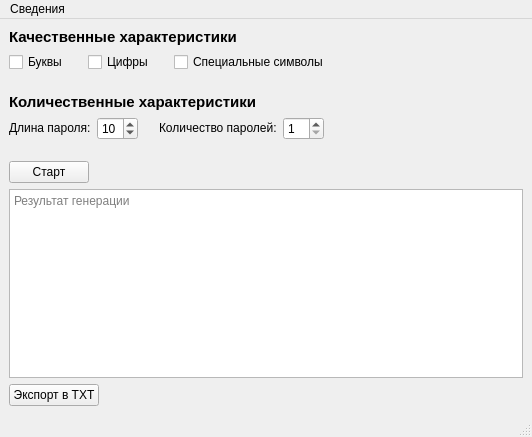
Ggorets0dev/lowinpg, file mainwindow.ui: the form before one commit.
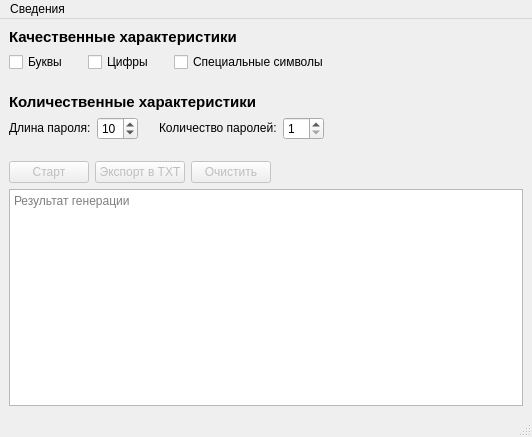
The form after the commit.

Commit message: v0.3.0: Added text edit cleanup button. cosmetic code improvements. Updated on/off functionality of buttons

```diff
--- a/mainwindow.ui
+++ b/mainwindow.ui
@@ -262,9 +262,11 @@
        </spacer>
       </item>
       <item>
-       <widget class="QPushButton" name="start_push_button">
+       <layout class="QHBoxLayout" name="horizontalLayout_3">
+        <item>
+         <widget class="QPushButton" name="startPushButton">
         <property name="enabled">
-         <bool>true</bool>
+           <bool>false</bool>
         </property>
         <property name="sizePolicy">
          <sizepolicy hsizetype="Fixed" vsizetype="Fixed">
@@ -278,7 +280,54 @@
        </widget>
       </item>
       <item>
-       <widget class="QTextEdit" name="generation_results_text_edit">
+         <widget class="QPushButton" name="exportPushButton">
+          <property name="enabled">
+           <bool>false</bool>
+          </property>
+          <property name="sizePolicy">
+           <sizepolicy hsizetype="Fixed" vsizetype="Fixed">
+            <horstretch>0</horstretch>
+            <verstretch>0</verstretch>
+           </sizepolicy>
+          </property>
+          <property name="text">
+           <string>Экспорт в TXT</string>
+          </property>
+         </widget>
+        </item>
+        <item>
+         <widget class="QPushButton" name="clearPushButton">
+          <property name="enabled">
+           <bool>false</bool>
+          </property>
+          <property name="sizePolicy">
+           <sizepolicy hsizetype="Fixed" vsizetype="Fixed">
+            <horstretch>0</horstretch>
+            <verstretch>0</verstretch>
+           </sizepolicy>
+          </property>
+          <property name="text">
+           <string>Очистить</string>
+          </property>
+         </widget>
+        </item>
+        <item>
+         <spacer name="horizontalSpacer_4">
+          <property name="orientation">
+           <enum>Qt::Horizontal</enum>
+          </property>
+          <property name="sizeHint" stdset="0">
+           <size>
+            <width>40</width>
+            <height>20</height>
+           </size>
+          </property>
+         </spacer>
+        </item>
+       </layout>
+      </item>
+      <item>
+       <widget class="QTextEdit" name="passwordsTextEdit">
         <property name="readOnly">
          <bool>true</bool>
         </property>
@@ -294,22 +343,6 @@
         </property>
        </widget>
       </item>
-      <item>
-       <widget class="QPushButton" name="export_txt_push_button">
-        <property name="enabled">
-         <bool>true</bool>
-        </property>
-        <property name="sizePolicy">
-         <sizepolicy hsizetype="Fixed" vsizetype="Fixed">
-          <horstretch>0</horstretch>
-          <verstretch>0</verstretch>
-         </sizepolicy>
-        </property>
-        <property name="text">
-         <string>Экспорт в TXT</string>
-        </property>
-       </widget>
-      </item>
      </layout>
     </item>
    </layout>
```
Left out of the diff: 10 changed lines with no effect on the pictures. Lines whose indentation alone changed are shown as unchanged. The commit also changes 5 other files.
